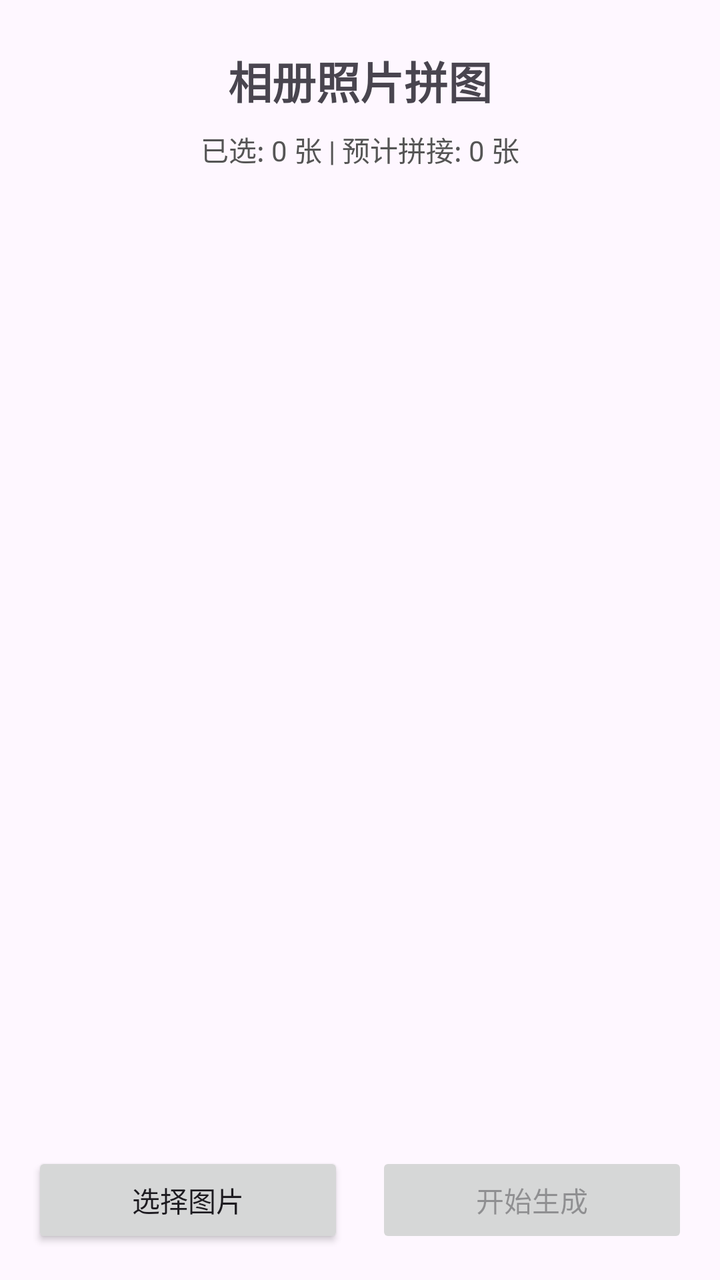
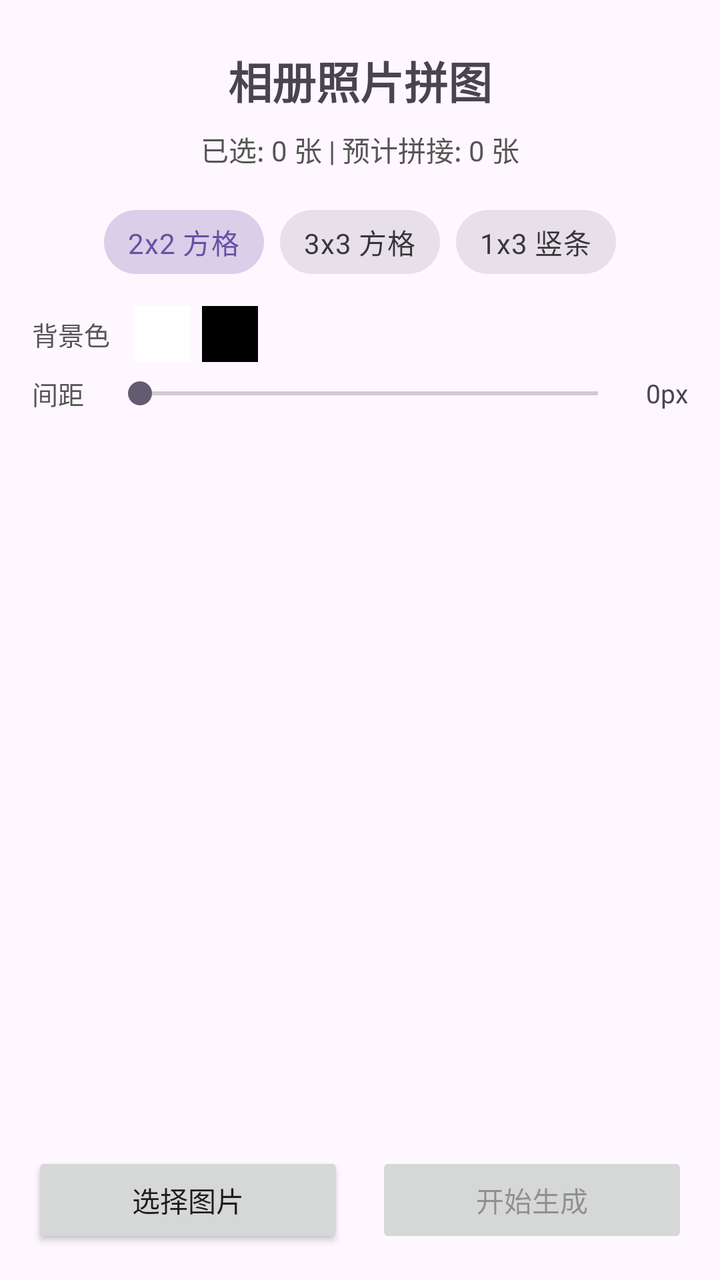

The first picture is an Android layout as it rendered before a commit; the second is the same layout after the commit. The layout source and the unified diff follow.
<!-- AndroidManifest.xml: application theme Theme.PicMeld -->
<!-- res/layout/activity_main.xml -->
<?xml version="1.0" encoding="utf-8"?>
<androidx.constraintlayout.widget.ConstraintLayout xmlns:android="http://schemas.android.com/apk/res/android"
    xmlns:app="http://schemas.android.com/apk/res-auto"
    xmlns:tools="http://schemas.android.com/tools"
    android:layout_width="match_parent"
    android:layout_height="match_parent"
    tools:context=".MainActivity">

    <TextView
        android:id="@+id/tvTitle"
        android:layout_width="wrap_content"
        android:layout_height="wrap_content"
        android:text="相册照片拼图"
        android:textSize="22sp"
        android:textStyle="bold"
        android:layout_marginTop="24dp"
        app:layout_constraintEnd_toEndOf="parent"
        app:layout_constraintStart_toStartOf="parent"
        app:layout_constraintTop_toTopOf="parent" />

    <TextView
        android:id="@+id/tvSummary"
        android:layout_width="wrap_content"
        android:layout_height="wrap_content"
        android:layout_marginTop="8dp"
        android:text="已选: 0 张 | 预计拼接: 0 张"
        android:textSize="14sp"
        android:textColor="#555555"
        app:layout_constraintEnd_toEndOf="parent"
        app:layout_constraintStart_toStartOf="parent"
        app:layout_constraintTop_toBottomOf="@id/tvTitle" />

    <androidx.recyclerview.widget.RecyclerView
        android:id="@+id/rvPhotos"
        android:layout_width="0dp"
        android:layout_height="0dp"
        android:layout_marginTop="16dp"
        android:layout_marginBottom="16dp"
        android:layout_marginStart="8dp"
        android:layout_marginEnd="8dp"
        android:clipToPadding="false"
        app:layout_constraintBottom_toTopOf="@id/llActions"
        app:layout_constraintEnd_toEndOf="parent"
        app:layout_constraintStart_toStartOf="parent"
        app:layout_constraintTop_toBottomOf="@id/tvSummary"
        tools:layoutManager="androidx.recyclerview.widget.GridLayoutManager"
        tools:listitem="@layout/item_photo"
        tools:spanCount="3" />

    <LinearLayout
        android:id="@+id/llActions"
        android:layout_width="match_parent"
        android:layout_height="wrap_content"
        android:orientation="horizontal"
        android:padding="16dp"
        app:layout_constraintBottom_toBottomOf="parent">

        <Button
            android:id="@+id/btnSelect"
            android:layout_width="0dp"
            android:layout_height="wrap_content"
            android:layout_weight="1"
            android:text="选择图片" />

        <Space
            android:layout_width="16dp"
            android:layout_height="wrap_content" />

        <Button
            android:id="@+id/btnGenerate"
            android:layout_width="0dp"
            android:layout_height="wrap_content"
            android:layout_weight="1"
            android:enabled="false"
            android:text="开始生成" />
    </LinearLayout>

    
    <androidx.constraintlayout.widget.ConstraintLayout
        android:id="@+id/overlayProgress"
        android:layout_width="0dp"
        android:layout_height="0dp"
        android:background="#99000000"
        android:clickable="true"
        android:focusable="true"
        android:visibility="gone"
        app:layout_constraintBottom_toBottomOf="parent"
        app:layout_constraintEnd_toEndOf="parent"
        app:layout_constraintStart_toStartOf="parent"
        app:layout_constraintTop_toTopOf="parent"
        tools:visibility="visible">

        <ProgressBar
            android:id="@+id/progressBar"
            style="?android:attr/progressBarStyleHorizontal"
            android:layout_width="200dp"
            android:layout_height="wrap_content"
            android:max="100"
            app:layout_constraintBottom_toBottomOf="parent"
            app:layout_constraintEnd_toEndOf="parent"
            app:layout_constraintStart_toStartOf="parent"
            app:layout_constraintTop_toTopOf="parent" />

        <TextView
            android:id="@+id/tvProgressMsg"
            android:layout_width="wrap_content"
            android:layout_height="wrap_content"
            android:layout_marginTop="16dp"
            android:text="处理中..."
            android:textColor="#FFFFFF"
            android:textSize="14sp"
            android:textStyle="bold"
            app:layout_constraintEnd_toEndOf="parent"
            app:layout_constraintStart_toStartOf="parent"
            app:layout_constraintTop_toBottomOf="@id/progressBar" />
    </androidx.constraintlayout.widget.ConstraintLayout>

</androidx.constraintlayout.widget.ConstraintLayout>
<!-- res/layout/item_photo.xml (included above) -->
<?xml version="1.0" encoding="utf-8"?>
<androidx.constraintlayout.widget.ConstraintLayout xmlns:android="http://schemas.android.com/apk/res/android"
    xmlns:app="http://schemas.android.com/apk/res-auto"
    android:layout_width="match_parent"
    android:layout_height="wrap_content"
    android:padding="4dp">

    
    <ImageView
        android:id="@+id/ivThumbnail"
        android:layout_width="0dp"
        android:layout_height="0dp"
        android:scaleType="centerCrop"
        android:background="#E0E0E0"
        app:layout_constraintDimensionRatio="1:1"
        app:layout_constraintEnd_toEndOf="parent"
        app:layout_constraintStart_toStartOf="parent"
        app:layout_constraintTop_toTopOf="parent" />

    <ImageButton
        android:id="@+id/btnRemove"
        android:layout_width="28dp"
        android:layout_height="28dp"
        android:layout_margin="4dp"
        android:background="@android:color/transparent"
        android:src="@android:drawable/ic_delete"
        android:scaleType="fitCenter"
        android:padding="4dp"
        android:backgroundTint="#80000000"
        android:tint="#FFFFFF"
        app:layout_constraintEnd_toEndOf="parent"
        app:layout_constraintTop_toTopOf="parent" />

</androidx.constraintlayout.widget.ConstraintLayout>
<!-- resources referenced by this layout -->
<resources>
  <style name="Theme.PicMeld" parent="Base.Theme.PicMeld" />
  <style name="Base.Theme.PicMeld" parent="Theme.Material3.DayNight.NoActionBar">
          
          
      </style>
</resources>

<!-- the commit's change to res/layout/activity_main.xml (unified diff, before → after) -->
@@ -30,11 +30,111 @@
         app:layout_constraintStart_toStartOf="parent"
         app:layout_constraintTop_toBottomOf="@id/tvTitle" />
 
+    <com.google.android.material.chip.ChipGroup
+        android:id="@+id/chipGroupLayout"
+        android:layout_width="wrap_content"
+        android:layout_height="wrap_content"
+        android:layout_marginTop="12dp"
+        app:singleSelection="true"
+        app:selectionRequired="true"
+        app:layout_constraintEnd_toEndOf="parent"
+        app:layout_constraintStart_toStartOf="parent"
+        app:layout_constraintTop_toBottomOf="@id/tvSummary">
+
+        <com.google.android.material.chip.Chip
+            android:id="@+id/chip2x2"
+            android:layout_width="wrap_content"
+            android:layout_height="wrap_content"
+            android:text="2x2 方格"
+            android:checked="true"
+            style="@style/Widget.MaterialComponents.Chip.Choice" />
+
+        <com.google.android.material.chip.Chip
+            android:id="@+id/chip3x3"
+            android:layout_width="wrap_content"
+            android:layout_height="wrap_content"
+            android:text="3x3 方格"
+            style="@style/Widget.MaterialComponents.Chip.Choice" />
+
+        <com.google.android.material.chip.Chip
+            android:id="@+id/chip1x3"
+            android:layout_width="wrap_content"
+            android:layout_height="wrap_content"
+            android:text="1x3 竖条"
+            style="@style/Widget.MaterialComponents.Chip.Choice" />
+    </com.google.android.material.chip.ChipGroup>
+
+    <LinearLayout
+        android:id="@+id/llOptions"
+        android:layout_width="match_parent"
+        android:layout_height="wrap_content"
+        android:orientation="vertical"
+        android:layout_marginTop="8dp"
+        android:layout_marginStart="16dp"
+        android:layout_marginEnd="16dp"
+        app:layout_constraintTop_toBottomOf="@id/chipGroupLayout"
+        app:layout_constraintStart_toStartOf="parent"
+        app:layout_constraintEnd_toEndOf="parent">
+
+        <LinearLayout
+            android:layout_width="match_parent"
+            android:layout_height="wrap_content"
+            android:orientation="horizontal"
+            android:gravity="center_vertical">
+
+            <TextView
+                android:layout_width="wrap_content"
+                android:layout_height="wrap_content"
+                android:text="背景色"
+                android:textSize="13sp"
+                android:textColor="#555555" />
+
+            <View android:id="@+id/colorWhite"  android:layout_width="28dp" android:layout_height="28dp" android:layout_marginStart="12dp" android:background="@android:color/white" />
+            <View android:id="@+id/colorBlack"  android:layout_width="28dp" android:layout_height="28dp" android:layout_marginStart="6dp" android:background="@android:color/black" />
+            <View android:id="@+id/colorRed"    android:layout_width="28dp" android:layout_height="28dp" android:layout_marginStart="6dp" />
+            <View android:id="@+id/colorBlue"   android:layout_width="28dp" android:layout_height="28dp" android:layout_marginStart="6dp" />
+            <View android:id="@+id/colorGreen"  android:layout_width="28dp" android:layout_height="28dp" android:layout_marginStart="6dp" />
+            <View android:id="@+id/colorGray"   android:layout_width="28dp" android:layout_height="28dp" android:layout_marginStart="6dp" />
+        </LinearLayout>
+
+        <LinearLayout
+            android:layout_width="match_parent"
+            android:layout_height="wrap_content"
+            android:orientation="horizontal"
+            android:gravity="center_vertical"
+            android:layout_marginTop="6dp">
+
+            <TextView
+                android:layout_width="wrap_content"
+                android:layout_height="wrap_content"
+                android:text="间距"
+                android:textSize="13sp"
+                android:textColor="#555555" />
+
+            <SeekBar
+                android:id="@+id/seekBarGap"
+                android:layout_width="0dp"
+                android:layout_height="wrap_content"
+                android:layout_weight="1"
+                android:layout_marginStart="12dp"
+                android:max="40"
+                android:progress="0" />
+
+            <TextView
+                android:id="@+id/tvGapValue"
+                android:layout_width="wrap_content"
+                android:layout_height="wrap_content"
+                android:text="0px"
+                android:textSize="13sp"
+                android:layout_marginStart="8dp" />
+        </LinearLayout>
+    </LinearLayout>
+
     <androidx.recyclerview.widget.RecyclerView
         android:id="@+id/rvPhotos"
         android:layout_width="0dp"
         android:layout_height="0dp"
-        android:layout_marginTop="16dp"
+        android:layout_marginTop="8dp"
         android:layout_marginBottom="16dp"
         android:layout_marginStart="8dp"
         android:layout_marginEnd="8dp"
@@ -42,7 +142,7 @@
         app:layout_constraintBottom_toTopOf="@id/llActions"
         app:layout_constraintEnd_toEndOf="parent"
         app:layout_constraintStart_toStartOf="parent"
-        app:layout_constraintTop_toBottomOf="@id/tvSummary"
+        app:layout_constraintTop_toBottomOf="@id/llOptions"
         tools:layoutManager="androidx.recyclerview.widget.GridLayoutManager"
         tools:listitem="@layout/item_photo"
         tools:spanCount="3" />
